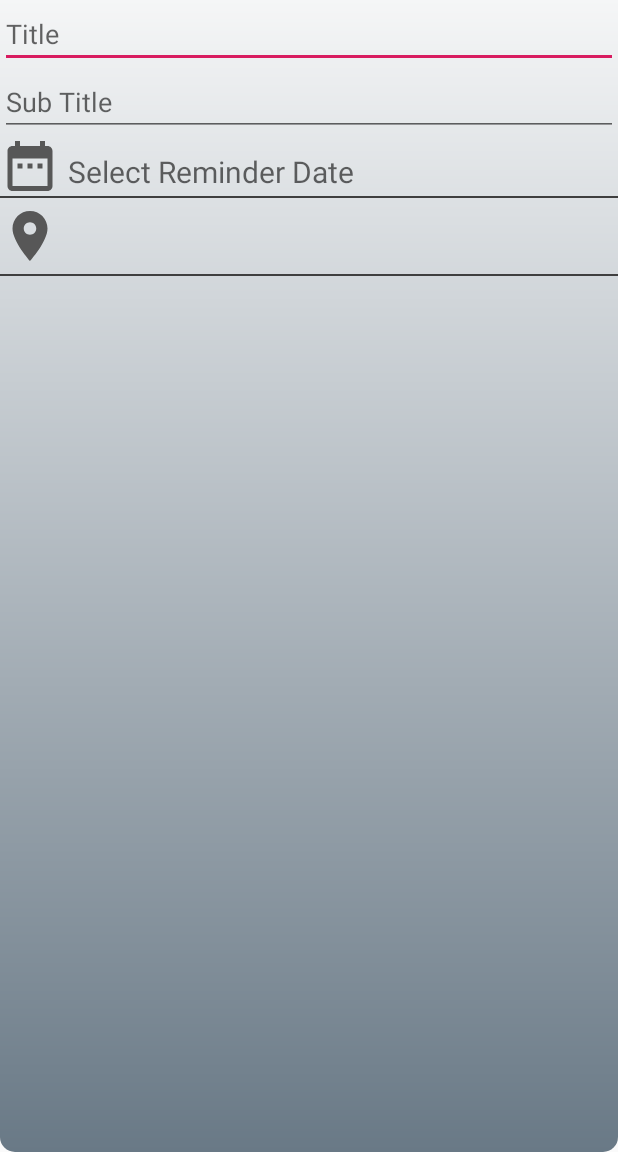
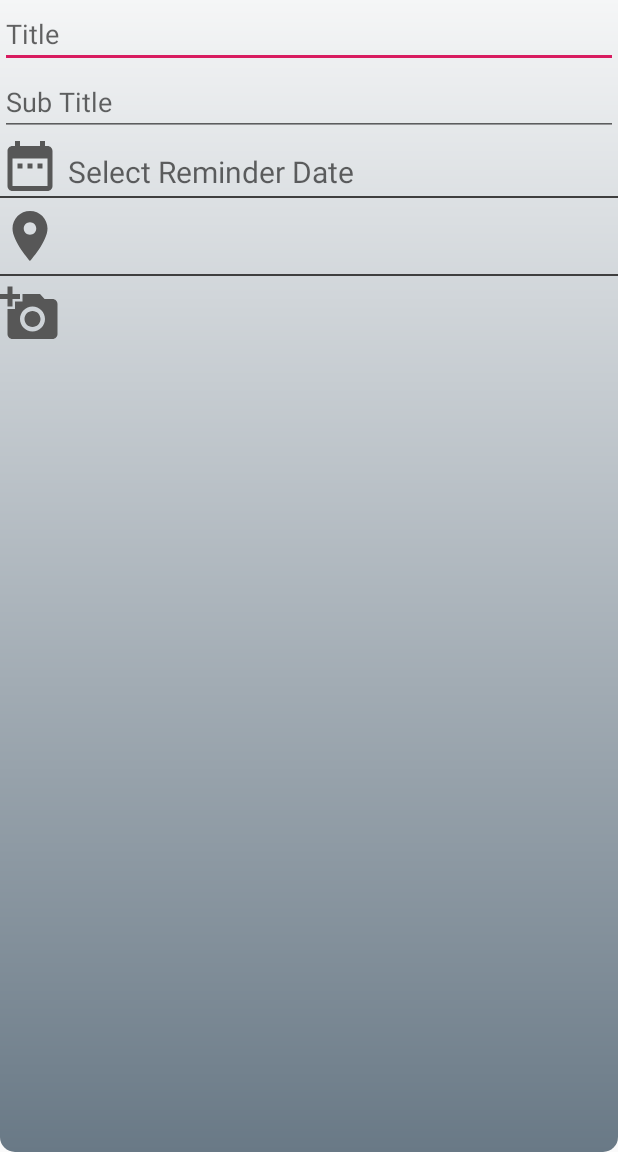
Before and after one commit to kursatbedirhantepebasi/JournalApplication, an Android app: the layout activity_add_journal.xml on its own in the app's theme, with its tools: preview values and no code run, on a phone screen of 412 x 824 dp, the part 84-1236 px from its top. Run offline under Robolectric (Android 15) with nearby library versions, the phone set to English and light mode, and no system bars.

Commit message:
added images module

```diff
--- /dev/null
+++ b/app/src/main/res/drawable/ic_add_a_photo_black_24dp.xml
@@ -0,0 +1,5 @@
+<vector android:height="24dp" android:tint="#575757"
+    android:viewportHeight="24.0" android:viewportWidth="24.0"
+    android:width="24dp" xmlns:android="http://schemas.android.com/apk/res/android">
+    <path android:fillColor="#FF000000" android:pathData="M3,4L3,1h2v3h3v2L5,6v3L3,9L3,6L0,6L0,4h3zM6,10L6,7h3L9,4h7l1.83,2L21,6c1.1,0 2,0.9 2,2v12c0,1.1 -0.9,2 -2,2L5,22c-1.1,0 -2,-0.9 -2,-2L3,10h3zM13,19c2.76,0 5,-2.24 5,-5s-2.24,-5 -5,-5 -5,2.24 -5,5 2.24,5 5,5zM9.8,14c0,1.77 1.43,3.2 3.2,3.2s3.2,-1.43 3.2,-3.2 -1.43,-3.2 -3.2,-3.2 -3.2,1.43 -3.2,3.2z"/>
+</vector>
--- a/app/src/main/res/layout/activity_add_journal.xml
+++ b/app/src/main/res/layout/activity_add_journal.xml
@@ -94,12 +94,6 @@
             android:background="#3F3F3F"
             android:layout_below="@+id/calendarIcon"/>
 
-
-
-
-
-
-
         <ImageView
             android:id="@+id/locationIcon"
             android:layout_width="40dp"
@@ -120,12 +114,89 @@
             android:textColor="#000000"
             android:layout_below="@+id/line1"/>
 
-        <View android:layout_width="fill_parent"
+        <View android:id="@+id/line2"
+            android:layout_width="fill_parent"
             android:layout_height="1dip"
             android:background="#3F3F3F"
             android:layout_below="@+id/locationIcon"
             android:layout_marginTop="5dp"/>
 
+
+        <ImageView
+            android:id="@+id/addPhotoIcon"
+            android:layout_width="40dp"
+            android:layout_height="40dp"
+            android:src="@drawable/ic_add_a_photo_black_24dp"
+            android:clickable="true"
+            android:layout_below="@+id/line2"
+            android:layout_marginTop="5dp"/>
+
+        <ImageView
+            android:id="@+id/image1"
+            android:layout_width="40dp"
+            android:layout_height="40dp"
+            android:layout_below="@+id/line2"
+            android:layout_marginLeft="50dp"
+            android:layout_marginTop="8dp"
+            android:clickable="true" />
+        <ImageView
+            android:id="@+id/image2"
+            android:layout_width="40dp"
+            android:layout_height="40dp"
+            android:layout_below="@+id/line2"
+            android:layout_marginLeft="100dp"
+            android:layout_marginTop="8dp"
+            android:clickable="true" />
+        <ImageView
+            android:id="@+id/image3"
+            android:layout_width="40dp"
+            android:layout_height="40dp"
+            android:layout_below="@+id/line2"
+            android:layout_marginLeft="150dp"
+            android:layout_marginTop="8dp"
+            android:clickable="true" />
+        <ImageView
+            android:id="@+id/image4"
+            android:layout_width="40dp"
+            android:layout_height="40dp"
+            android:layout_below="@+id/line2"
+            android:layout_marginLeft="200dp"
+            android:layout_marginTop="8dp"
+            android:clickable="true" />
+        <ImageView
+            android:id="@+id/image5"
+            android:layout_width="40dp"
+            android:layout_height="40dp"
+            android:layout_below="@+id/line2"
+            android:layout_marginLeft="250dp"
+            android:layout_marginTop="8dp"
+            android:clickable="true" />
+        <ImageView
+            android:id="@+id/image6"
+            android:layout_width="40dp"
+            android:layout_height="40dp"
+            android:layout_below="@+id/line2"
+            android:layout_marginLeft="300dp"
+            android:layout_marginTop="8dp"
+            android:clickable="true" />
+        <ImageView
+            android:id="@+id/image7"
+            android:layout_width="40dp"
+            android:layout_height="40dp"
+            android:layout_below="@+id/line2"
+            android:layout_marginLeft="350dp"
+            android:layout_marginTop="8dp"
+            android:clickable="true" />
+
+        <ImageView
+            android:id="@+id/activeImage"
+            android:layout_width="200dp"
+            android:layout_height="200dp"
+            android:layout_below="@+id/image1"
+            android:layout_centerHorizontal="true"
+            android:layout_marginTop="20dp"
+            android:clickable="true" />
+
     </RelativeLayout>
 
 </LinearLayout>
```
Also changed, not shown: app/src/main/java/com/example/journalapp/AddJournal.java (+125 -1 lines).
